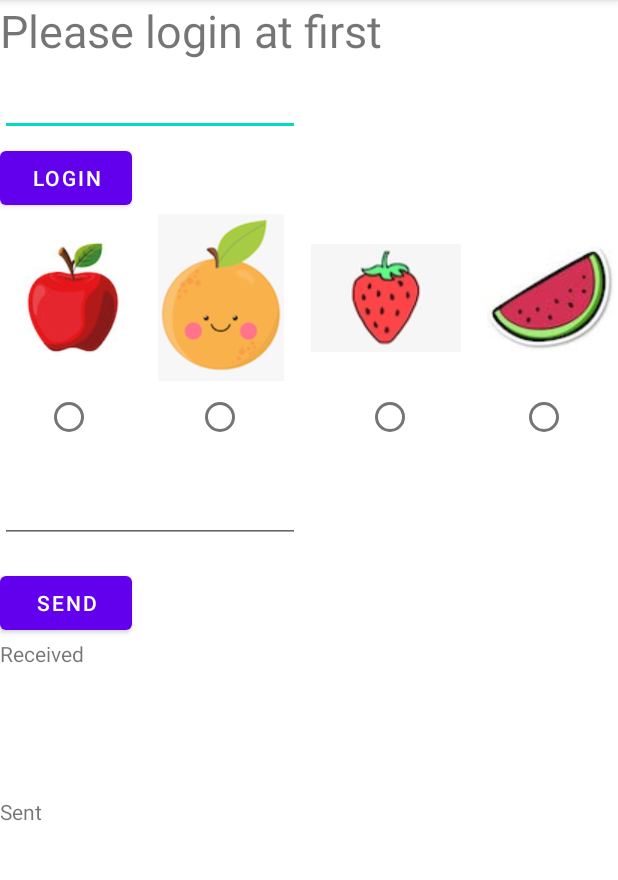
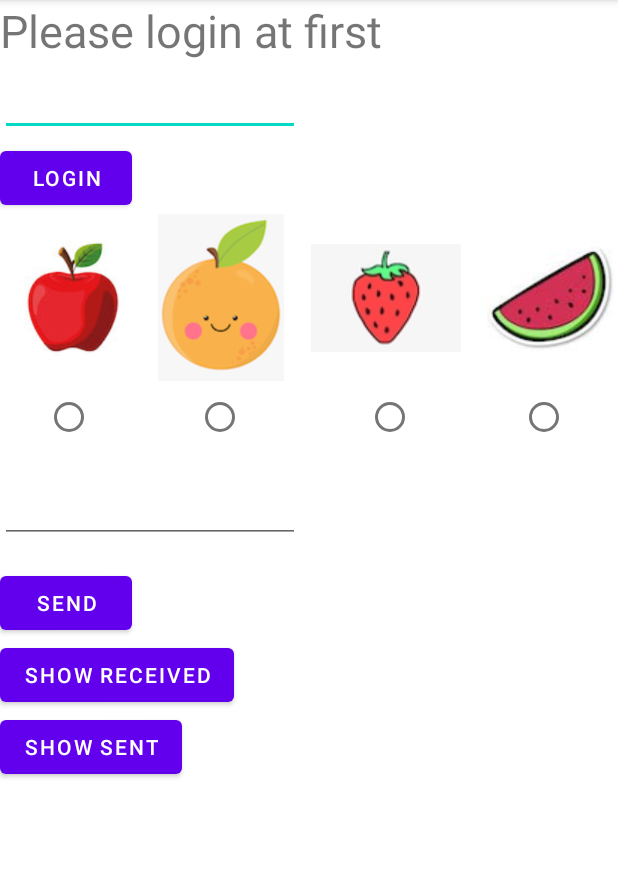
Before and after one commit to bxiao012/Team36, an Android app: the A8MainActivity screen opened directly, with no data from a screen before it, on a phone screen of 412 x 824 dp, the part 84-964 px from its top. Run offline under Robolectric (Android 15) with nearby library versions, the phone set to English and light mode, and no system bars; our stand-ins replace Firebase (no records; nobody signed in at launch, a user with empty details on screens opened directly).

Commit message:
Implement show and close history

```diff
--- a/app/src/main/res/layout/activity_a8_main.xml
+++ b/app/src/main/res/layout/activity_a8_main.xml
@@ -5,6 +5,22 @@
     android:layout_width="match_parent"
     android:layout_height="match_parent"
     tools:context=".A8MainActivity">
+
+    <ScrollView
+        android:layout_width="match_parent"
+        android:layout_height="match_parent"
+        tools:layout_editor_absoluteX="16dp"
+        tools:layout_editor_absoluteY="-126dp">
+
+        <LinearLayout
+            android:id="@+id/imgeViewIDParent"
+            android:layout_width="match_parent"
+            android:layout_height="match_parent"
+            android:orientation="vertical"
+            app:layout_constraintBottom_toBottomOf="parent"
+            app:layout_constraintStart_toStartOf="parent"
+            app:layout_constraintTop_toTopOf="parent">
+
 
             <LinearLayout
                 android:id="@+id/imgeViewID"
@@ -74,8 +90,7 @@
                     android:layout_width="match_parent"
                     android:layout_height="wrap_content"
                     android:orientation="horizontal"
-            android:weightSum="2"
-            >
+                    android:weightSum="2">
 
                     <RadioGroup
                         android:id="@+id/radioGroupID"
@@ -137,34 +152,39 @@
                     android:text="Send" />
 
 
-        <ScrollView
-            android:layout_width="match_parent"
-            android:layout_height="105dp"
-            tools:layout_editor_absoluteX="0dp"
-            tools:layout_editor_absoluteY="-127dp">
+                <Button
+                    android:id="@+id/buttonShowReceived"
+                    android:layout_width="wrap_content"
+                    android:layout_height="wrap_content"
+                    android:text="Show Received" />
 
                 <TextView
                     android:id="@+id/textView4"
                     android:layout_width="wrap_content"
                     android:layout_height="wrap_content"
-                android:text="Received" />
-        </ScrollView>
+                    android:maxLines="0"
+                    android:text="Received:" />
 
-        <ScrollView
-            android:layout_width="match_parent"
-            android:layout_height="112dp"
-            tools:layout_editor_absoluteX="0dp"
-            tools:layout_editor_absoluteY="-127dp">
+                <Button
+                    android:id="@+id/buttonShowSent"
+                    android:layout_width="wrap_content"
+                    android:layout_height="wrap_content"
+                    android:text="Show Sent" />
 
                 <TextView
                     android:id="@+id/textView5"
                     android:layout_width="wrap_content"
                     android:layout_height="wrap_content"
-                android:text="Sent" />
-        </ScrollView>
+                    android:maxLines="0"
+                    android:text="Sent:" />
+
 
 
             </LinearLayout>
 
 
+        </LinearLayout>
+    </ScrollView>
+
+
 </androidx.constraintlayout.widget.ConstraintLayout>
```
Also changed, not shown: app/src/main/java/edu/northeastern/team36/A8MainActivity.java (+46 -4 lines). Lines whose indentation alone changed are shown as unchanged.
